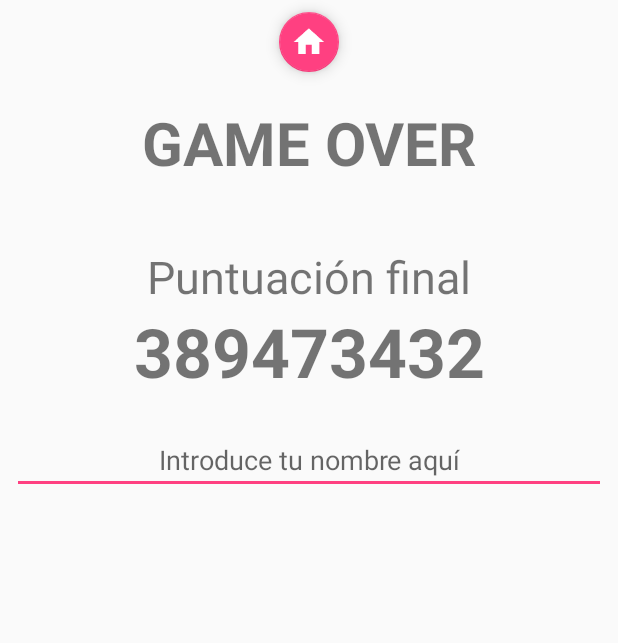
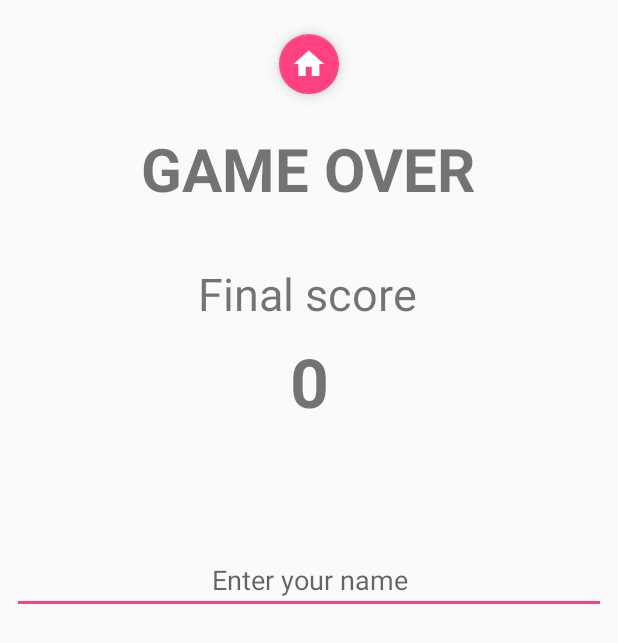
Before and after one commit to TheJordisc/ThinkItApp, an Android app: the ResultActivity screen opened directly, with no data from a screen before it, on a phone screen of 412 x 824 dp. Shown: the top 643 px of the screen. Run offline under Robolectric (Android 15) with nearby library versions, the phone set to English and light mode, and no system bars; Roboto replaces fonts that are not available here.

Commit message:
-Intent to Result. -Text to strings!! -IDs!

```diff
--- a/app/src/main/java/net/xeill/elpuig/thinkitapp/view/MathsActivity.java
+++ b/app/src/main/java/net/xeill/elpuig/thinkitapp/view/MathsActivity.java
@@ -17,6 +17,7 @@ import android.support.v4.view.ViewCompat;
 import android.support.v7.app.AppCompatActivity;
 import android.os.Bundle;
 import android.support.v7.widget.AppCompatButton;
+import android.support.v7.widget.RecyclerView;
 import android.view.View;
 import android.view.Window;
 import android.widget.ImageButton;
@@ -687,6 +688,10 @@ public class MathsActivity extends AppCompatActivity implements View.OnClickList
         ViewCompat.setBackgroundTintList(mLifelinePassover,ColorStateList.valueOf(Color.GRAY));
 
         Toast.makeText(MathsActivity.this, "GAME OVER", Toast.LENGTH_SHORT).show();
-        //TODO: Replace by intent
+
+        Intent resultIntent = new Intent(MathsActivity.this, ResultActivity.class);
+        resultIntent.putExtra("score",mScore);
+        startActivity(resultIntent);
+        MathsActivity.this.finish();
     }
 }
--- a/app/src/main/java/net/xeill/elpuig/thinkitapp/view/ResultActivity.java
+++ b/app/src/main/java/net/xeill/elpuig/thinkitapp/view/ResultActivity.java
@@ -5,15 +5,26 @@ import android.support.design.widget.FloatingActionButton;
 import android.support.v7.app.AppCompatActivity;
 import android.os.Bundle;
 import android.view.View;
+import android.widget.TextView;
 
 import net.xeill.elpuig.thinkitapp.R;
 
 public class ResultActivity extends AppCompatActivity {
+    int mScore;
+    TextView mScoreTextView;
 
     @Override
     protected void onCreate(Bundle savedInstanceState) {
         super.onCreate(savedInstanceState);
         setContentView(R.layout.activity_result);
+
+        //TODO: Que el editText no sea multiline y limitar caracteres?
+        //TODO: Si está vacío, diálogo -> volver o no guardar
+        mScore = getIntent().getIntExtra("score",0);
+
+        mScoreTextView = findViewById(R.id.score);
+
+        mScoreTextView.setText(mScore+"");
 
         final FloatingActionButton homeFAB = findViewById(R.id.fab_home);
 
--- a/app/src/main/res/layout/activity_main.xml
+++ b/app/src/main/res/layout/activity_main.xml
@@ -50,18 +50,22 @@
         android:clickable="true"
         app:layout_constraintBottom_toBottomOf="parent"
         app:layout_constraintEnd_toEndOf="parent"
-        app:srcCompat="@drawable/volume_fab_state" />
+        style="@style/MainMenuFAB"
+        app:srcCompat="@drawable/volume_fab_state"
+        android:focusable="true" />
 
     <android.support.design.widget.FloatingActionButton
         android:id="@+id/language_fab"
         android:layout_width="wrap_content"
         android:layout_height="wrap_content"
         android:layout_marginBottom="16dp"
+        style="@style/MainMenuFAB"
         android:layout_marginStart="16dp"
         android:clickable="true"
         app:layout_constraintBottom_toBottomOf="parent"
         app:layout_constraintStart_toStartOf="parent"
-        app:srcCompat="@drawable/ic_language_white_24dp" />
+        app:srcCompat="@drawable/ic_language_white_24dp"
+        android:focusable="true" />
 
     <android.support.design.widget.FloatingActionButton
         android:id="@+id/help_fab"
@@ -70,11 +74,13 @@
         android:layout_marginBottom="16dp"
         android:layout_marginEnd="8dp"
         android:layout_marginStart="8dp"
+        style="@style/MainMenuFAB"
         android:clickable="true"
         app:layout_constraintBottom_toBottomOf="@+id/bg_video"
         app:layout_constraintEnd_toStartOf="@+id/volume_fab"
         app:layout_constraintStart_toEndOf="@+id/language_fab"
-        app:srcCompat="@drawable/ic_help_outline_white_24dp" />
+        app:srcCompat="@drawable/ic_help_outline_white_24dp"
+        android:focusable="true" />
 
     <android.support.design.widget.FloatingActionButton
         android:id="@+id/score_fab"
--- a/app/src/main/res/layout/activity_result.xml
+++ b/app/src/main/res/layout/activity_result.xml
@@ -12,59 +12,73 @@
         android:layout_height="wrap_content"
         android:layout_gravity="center"
         android:layout_margin="8dp"
+        android:layout_marginBottom="8dp"
         android:clickable="true"
         app:fabSize="mini"
+        app:layout_constraintBottom_toTopOf="@+id/game_over"
         app:layout_constraintEnd_toEndOf="parent"
         app:layout_constraintStart_toStartOf="parent"
         app:layout_constraintTop_toTopOf="parent"
-        app:srcCompat="@drawable/ic_home_white_36dp" />
+        app:srcCompat="@drawable/ic_home_white_36dp"
+        android:focusable="true" />
 
     <TextView
+        android:id="@+id/game_over"
         android:layout_width="wrap_content"
         android:layout_height="wrap_content"
+        android:layout_marginBottom="36dp"
         android:layout_marginEnd="8dp"
         android:layout_marginStart="8dp"
-        android:layout_marginTop="68dp"
-        android:text="GAME OVER"
+        android:text="@string/game_over"
+        android:textAllCaps="true"
         android:textSize="40sp"
         android:textStyle="bold"
+        app:layout_constraintBottom_toTopOf="@+id/final_score"
+        app:layout_constraintEnd_toEndOf="parent"
+        app:layout_constraintHorizontal_bias="0.497"
+        app:layout_constraintStart_toStartOf="parent"
+        tools:text="GAME OVER" />
+
+    <TextView
+        android:id="@+id/final_score"
+        android:layout_width="wrap_content"
+        android:layout_height="wrap_content"
+        android:layout_marginBottom="8dp"
+        android:layout_marginEnd="8dp"
+        android:layout_marginStart="8dp"
+        android:gravity="center|top"
+        android:text="@string/final_score"
+        android:textSize="30sp"
+        app:layout_constraintBottom_toTopOf="@+id/score"
+        app:layout_constraintEnd_toEndOf="parent"
+        app:layout_constraintHorizontal_bias="0.497"
+        app:layout_constraintStart_toStartOf="parent" />
+
+    <TextView
+        android:id="@+id/score"
+        android:layout_width="wrap_content"
+        android:layout_height="wrap_content"
+        android:layout_marginBottom="8dp"
+        android:layout_marginEnd="8dp"
+        android:layout_marginStart="8dp"
+        android:layout_marginTop="200dp"
+        android:textSize="45sp"
+        android:textStyle="bold"
+        app:layout_constraintBottom_toTopOf="@+id/name_edit"
         app:layout_constraintEnd_toEndOf="parent"
         app:layout_constraintStart_toStartOf="parent"
-        app:layout_constraintTop_toTopOf="parent" />
-
-    <TextView
-        android:layout_width="wrap_content"
-        android:layout_height="wrap_content"
-        android:layout_marginEnd="8dp"
-        android:layout_marginStart="8dp"
-        android:layout_marginTop="164dp"
-        android:gravity="center|top"
-        android:text="Puntuación final"
-        android:textSize="30sp"
-        app:layout_constraintEnd_toEndOf="parent"
-        app:layout_constraintStart_toStartOf="parent"
-        app:layout_constraintTop_toTopOf="parent" />
-
-    <TextView
-        android:layout_width="wrap_content"
-        android:layout_height="wrap_content"
-        android:layout_marginEnd="8dp"
-        android:layout_marginStart="8dp"
-        android:layout_marginTop="204dp"
-        android:text="389473432"
-        android:textSize="45sp"
-        android:textStyle="bold"
-        app:layout_constraintEnd_toEndOf="parent"
-        app:layout_constraintStart_toStartOf="parent"
-        app:layout_constraintTop_toTopOf="parent" />
+        app:layout_constraintTop_toTopOf="parent"
+        app:layout_constraintVertical_bias="0.253"
+        tools:text="389473432" />
 
     <EditText
+        android:id="@+id/name_edit"
         android:layout_width="match_parent"
         android:layout_height="wrap_content"
         android:layout_marginEnd="8dp"
         android:layout_marginStart="8dp"
-        android:layout_marginTop="284dp"
-        android:hint="Introduce tu nombre aquí"
+        android:layout_marginTop="364dp"
+        android:hint="@string/hint_enter_name"
         android:textAlignment="center"
         app:layout_constraintEnd_toEndOf="parent"
         app:layout_constraintHorizontal_bias="0.0"
--- a/app/src/main/res/values/strings.xml
+++ b/app/src/main/res/values/strings.xml
@@ -18,4 +18,7 @@
     <string name="no_lives">No lives!</string>
     <string name="score">Score</string>
     <string name="exit_menu">Go to main manu</string>
+    <string name="game_over">Game over</string>
+    <string name="final_score">Final score</string>
+    <string name="hint_enter_name">Enter your name</string>
 </resources>
--- a/app/src/main/res/values/styles.xml
+++ b/app/src/main/res/values/styles.xml
@@ -12,4 +12,8 @@
         <item name="backgroundTint">@android:color/holo_orange_light</item>
     </style>
 
+    <style name="MainMenuFAB" parent="Widget.Design.FloatingActionButton">
+        <item name="backgroundTint">@android:color/holo_blue_dark</item>
+    </style>
+
 </resources>
```
Also changed, not shown: 4 other files.
